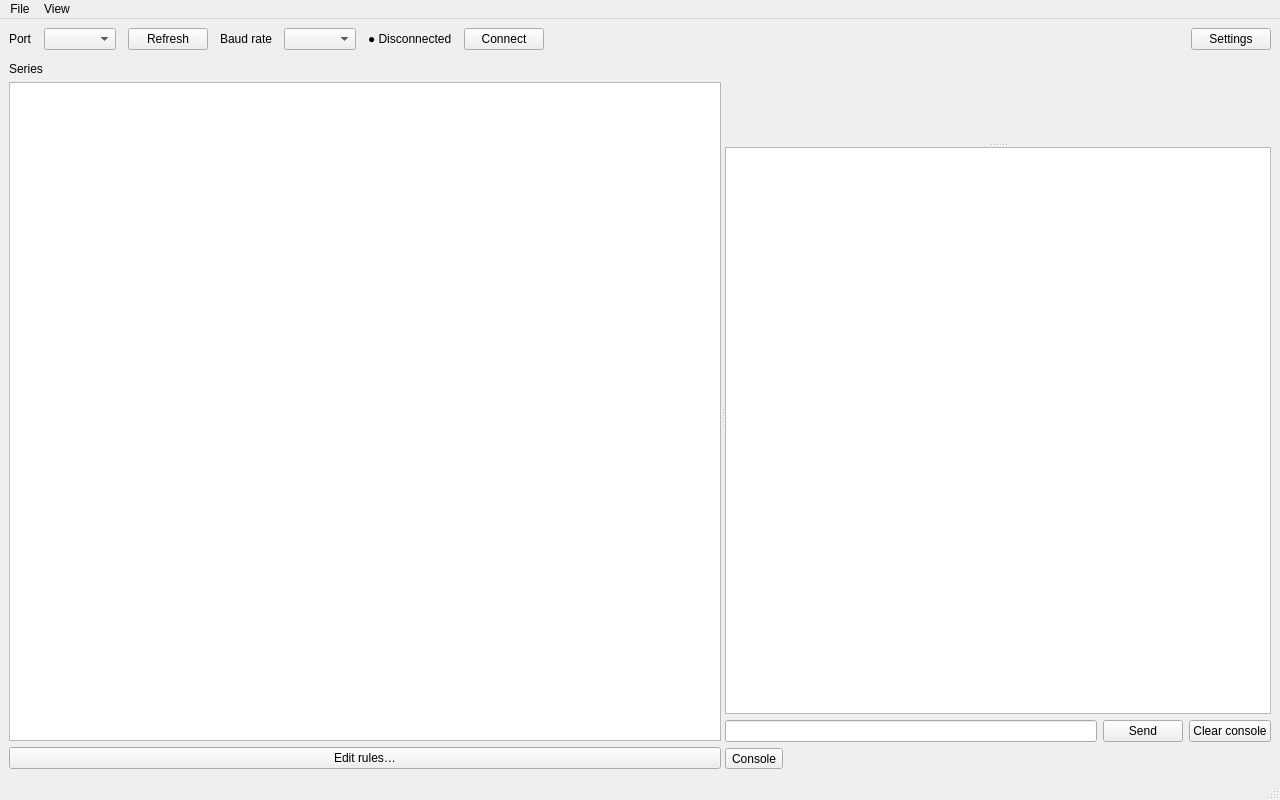
Before: the Qt Designer form form.ui in krupis/PlotTTY, drawn with Qt 5.
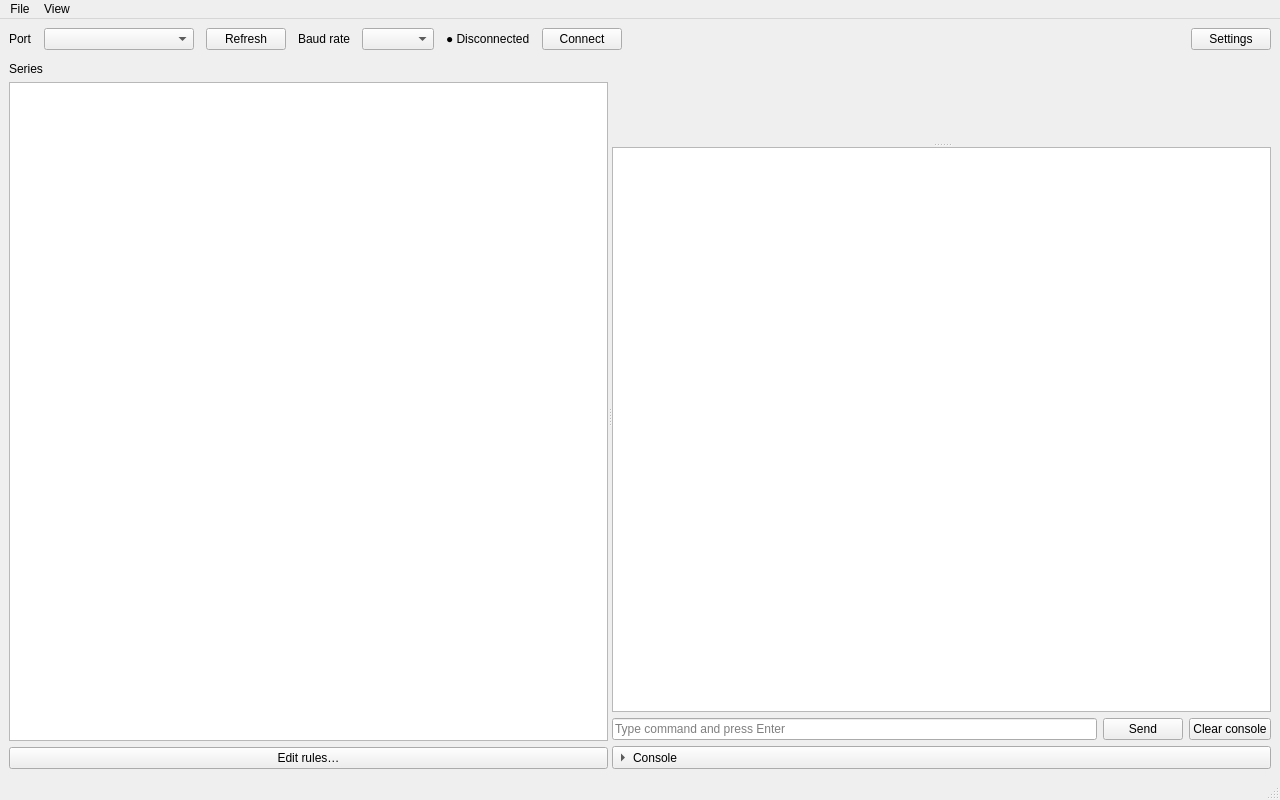
After: the same form once the commit is applied. Custom widgets are drawn as their Qt base class.

Diff of the .ui file:
```diff
--- a/form.ui
+++ b/form.ui
@@ -25,7 +25,14 @@
               </widget>
             </item>
             <item>
-              <widget class="QComboBox" name="PortCombo" />
+              <widget class="QComboBox" name="PortCombo">
+                <property name="minimumSize">
+                  <size>
+                    <width>150</width>
+                    <height>0</height>
+                  </size>
+                </property>
+              </widget>
             </item>
             <item>
               <widget class="QPushButton" name="RefreshPortsButton">
@@ -147,7 +154,11 @@
                         <item>
                           <layout class="QHBoxLayout" name="CommandLayout">
                             <item>
-                              <widget class="QLineEdit" name="CommandEdit" />
+                              <widget class="QLineEdit" name="CommandEdit">
+                                <property name="placeholderText">
+                                  <string>Type command and press Enter</string>
+                                </property>
+                              </widget>
                             </item>
                             <item>
                               <widget class="QPushButton" name="SendButton">
@@ -174,6 +185,18 @@
                     <property name="text">
                       <string>Console</string>
                     </property>
+                    <property name="toolButtonStyle">
+                      <enum>Qt::ToolButtonTextBesideIcon</enum>
+                    </property>
+                    <property name="arrowType">
+                      <enum>Qt::RightArrow</enum>
+                    </property>
+                    <property name="sizePolicy">
+                      <sizepolicy hsizetype="Expanding" vsizetype="Fixed">
+                        <horstretch>0</horstretch>
+                        <verstretch>0</verstretch>
+                      </sizepolicy>
+                    </property>
                   </widget>
                 </item>
               </layout>
```
